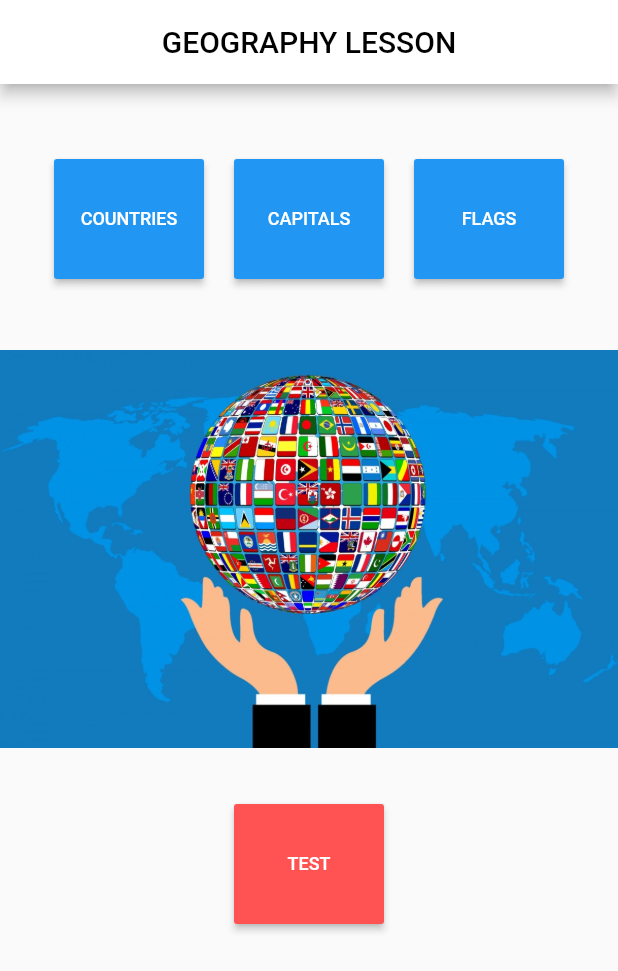
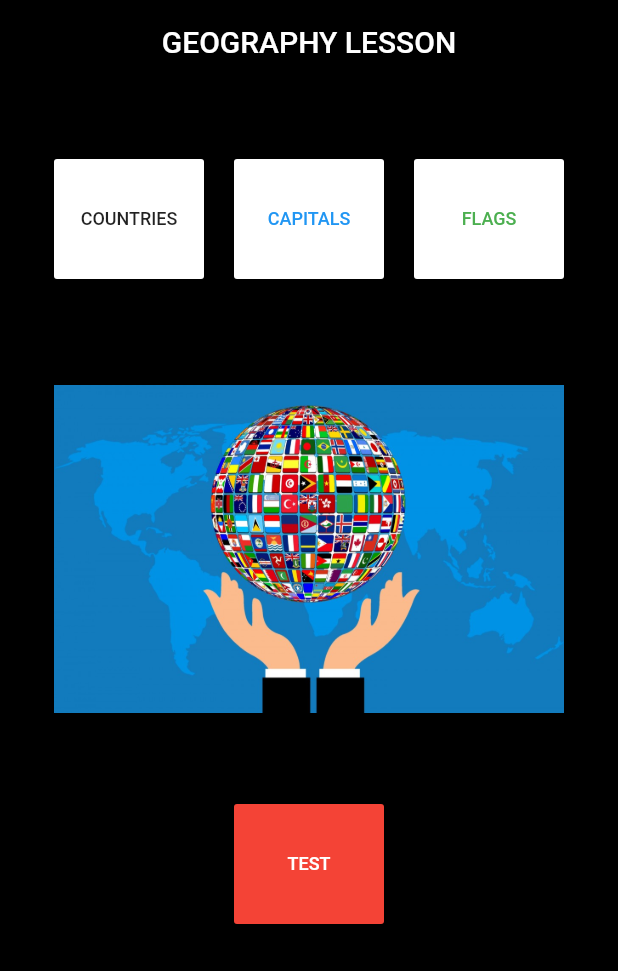
Before and after one commit to shchnad/flutter_countries, a Flutter app: the screen it shows after launch, on a phone screen of 412 x 824 dp. Shown: the top 971 px of the screen. Run offline on Flutter 3.47's test engine with Material 2 defaults, Android fonts, the phone set to English and light mode, and no system bars.

Commit message:
commit 24/12/2020

```diff
--- a/lib/main.dart
+++ b/lib/main.dart
@@ -1,10 +1,11 @@
 import 'package:flutter/material.dart';
 import 'package:flutter_countries/pages/home.dart';
+import 'package:flutter_countries/pages/countries.dart';
 
 void main() => runApp(MaterialApp(
   initialRoute: '/',
   routes: {
     '/': (context) => Home(),
-    // '/list': (context) => List(),
+    '/countries': (context) => CountryList(),
   }
 ));
--- a/lib/pages/home.dart
+++ b/lib/pages/home.dart
@@ -1,22 +1,18 @@
 import 'package:flutter/material.dart';
 
-class Home extends StatefulWidget {
-  @override
-  _HomeState createState() => _HomeState();
-}
-
-class _HomeState extends State<Home> {
+class Home extends StatelessWidget {
   @override
   Widget build(BuildContext context) {
     return Scaffold(
+      backgroundColor: Colors.black,
       appBar: AppBar(
-        backgroundColor: Colors.white,
+        backgroundColor: Colors.black,
         title: Center(
           child: Text(
           'GEOGRAPHY LESSON',
           style: TextStyle(
               letterSpacing: 0,
-              color: Colors.black
+              color: Colors.white
             )
           ),
         ),
@@ -31,10 +27,11 @@ class _HomeState extends State<Home> {
                 height: 80,
                 width: 100,
                 child: RaisedButton(
-                  textColor: Colors.white,
-                  color: Colors.blue[500],
+                  color: Colors.white,
                   child: Text('COUNTRIES', style: TextStyle(fontSize: 12),),
-                  onPressed: (){},
+                  onPressed: (){
+                    Navigator.pushNamed(context, '/countries');
+                  },
                 )
               ),
               SizedBox(
@@ -44,8 +41,8 @@ class _HomeState extends State<Home> {
                   height: 80,
                   width: 100,
                   child: RaisedButton(
-                    textColor: Colors.white,
-                    color: Colors.blue[500],
+                    textColor: Colors.blue,
+                    color: Colors.white,
                     child: Text('CAPITALS', style: TextStyle(fontSize: 12),),
                     onPressed: (){},
                   )
@@ -57,8 +54,8 @@ class _HomeState extends State<Home> {
                   height: 80,
                   width: 100,
                   child: RaisedButton(
-                    textColor: Colors.white,
-                    color: Colors.blue[500],
+                    textColor: Colors.green,
+                    color: Colors.white,
                     child: Text('FLAGS', style: TextStyle(fontSize: 12),),
                     onPressed: (){},
                   )
@@ -71,6 +68,7 @@ class _HomeState extends State<Home> {
           ),
             Container(
               height: 300,
+              width: 340,
               decoration: BoxDecoration(
                 image: DecorationImage(
                   image: AssetImage('assets/images/world.jpg')
@@ -85,7 +83,7 @@ class _HomeState extends State<Home> {
               width: 100,
               child: RaisedButton(
                 textColor: Colors.white,
-                color: Colors.redAccent,
+                color: Colors.red,
                 child: Text('TEST', style: TextStyle(fontSize: 12),),
                 onPressed: (){},
               )
```
Also changed, not shown: lib/country.dart (added, +10 -0 lines), lib/countryCard.dart (added, +47 -0 lines), lib/pages/countries.dart (added, +66 -0 lines).
